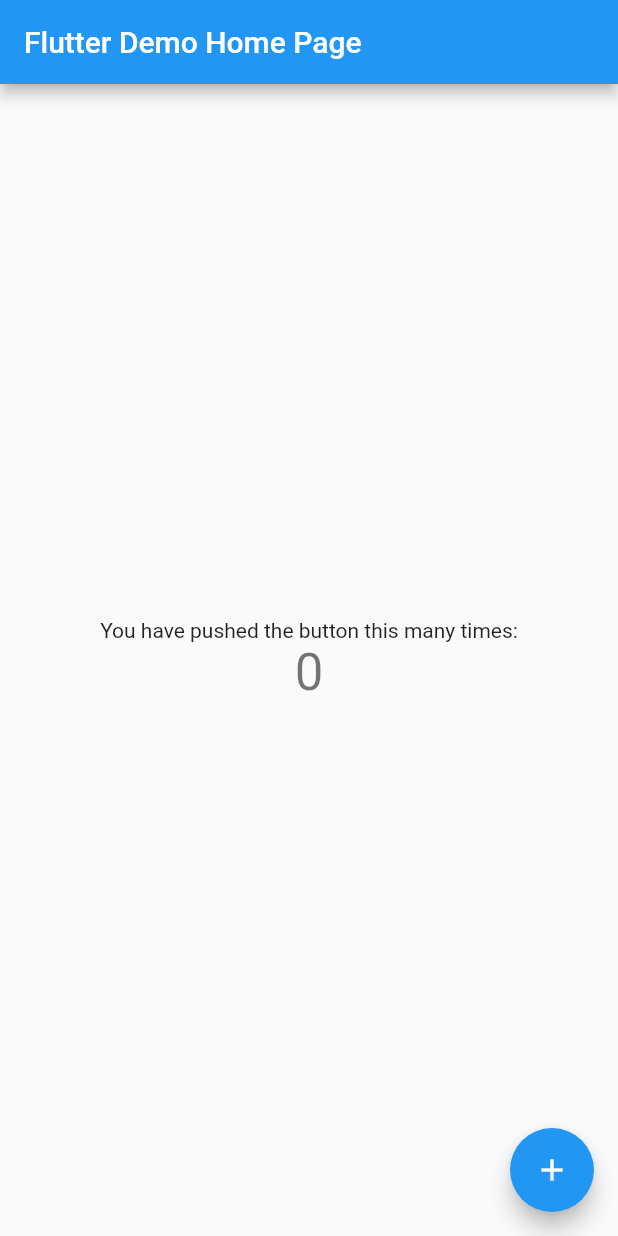
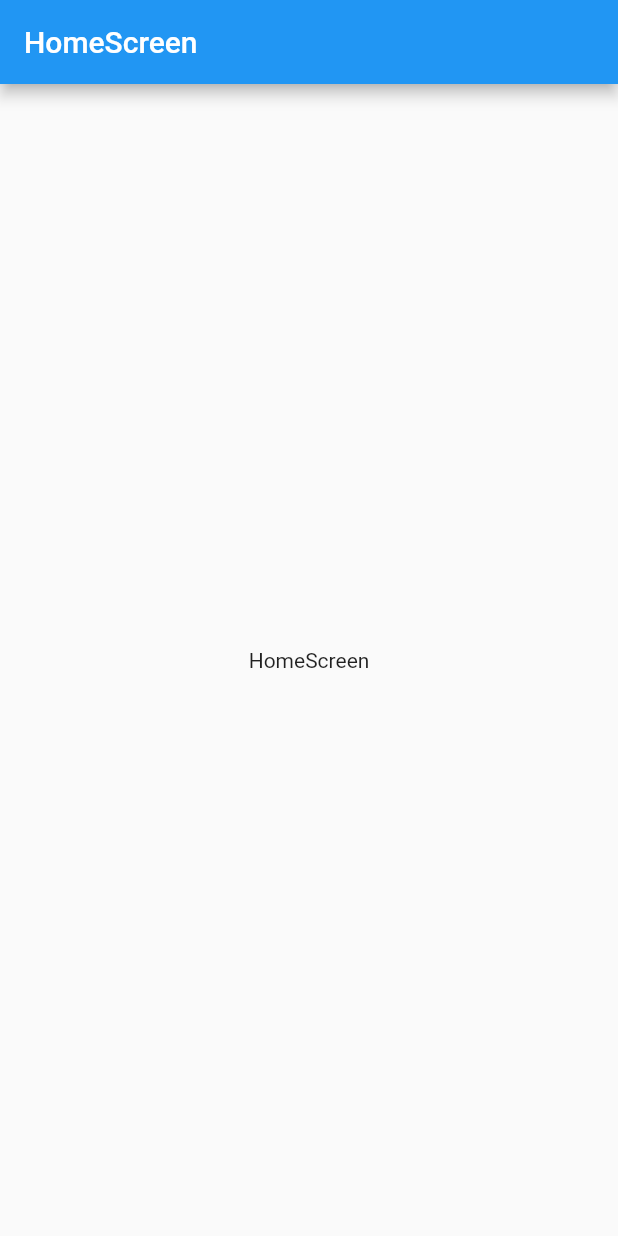
Before and after one commit to eivanphils/preferences-app, a Flutter app: the screen it shows after launch, on a phone screen of 412 x 824 dp. Run offline on Flutter 3.47's test engine with Material 2 defaults, Android fonts, the phone set to English and light mode, and no system bars.

Commit message:
Agregado screens de home y settings

```diff
--- a/lib/main.dart
+++ b/lib/main.dart
@@ -1,4 +1,6 @@
 import 'package:flutter/material.dart';
+
+import 'package:preferences_app/screens/screens.dart';
 
 void main() {
   runApp(const MyApp());
@@ -7,109 +9,16 @@ void main() {
 class MyApp extends StatelessWidget {
   const MyApp({Key? key}) : super(key: key);
 
-  // This widget is the root of your application.
   @override
   Widget build(BuildContext context) {
     return MaterialApp(
-      title: 'Flutter Demo',
-      theme: ThemeData(
-        // This is the theme of your application.
-        //
-        // Try running your application with "flutter run". You'll see the
-        // application has a blue toolbar. Then, without quitting the app, try
-        // changing the primarySwatch below to Colors.green and then invoke
-        // "hot reload" (press "r" in the console where you ran "flutter run",
-        // or simply save your changes to "hot reload" in a Flutter IDE).
-        // Notice that the counter didn't reset back to zero; the application
-        // is not restarted.
-        primarySwatch: Colors.blue,
-      ),
-      home: const MyHomePage(title: 'Flutter Demo Home Page'),
+      debugShowCheckedModeBanner: false,
+      title: 'Settings Apps',
+      initialRoute: HomeScreen.routeName,
+      routes: {
+        HomeScreen.routeName: (_) => const HomeScreen(),
+        Settings.routeName: (_) => const Settings(),
+      }
     );
   }
 }
-
-class MyHomePage extends StatefulWidget {
-  const MyHomePage({Key? key, required this.title}) : super(key: key);
-
-  // This widget is the home page of your application. It is stateful, meaning
-  // that it has a State object (defined below) that contains fields that affect
-  // how it looks.
-
-  // This class is the configuration for the state. It holds the values (in this
-  // case the title) provided by the parent (in this case the App widget) and
-  // used by the build method of the State. Fields in a Widget subclass are
-  // always marked "final".
-
-  final String title;
-
-  @override
-  State<MyHomePage> createState() => _MyHomePageState();
-}
-
-class _MyHomePageState extends State<MyHomePage> {
-  int _counter = 0;
-
-  void _incrementCounter() {
-    setState(() {
-      // This call to setState tells the Flutter framework that something has
-      // changed in this State, which causes it to rerun the build method below
-      // so that the display can reflect the updated values. If we changed
-      // _counter without calling setState(), then the build method would not be
-      // called again, and so nothing would appear to happen.
-      _counter++;
-    });
-  }
-
-  @override
-  Widget build(BuildContext context) {
-    // This method is rerun every time setState is called, for instance as done
-    // by the _incrementCounter method above.
-    //
-    // The Flutter framework has been optimized to make rerunning build methods
-    // fast, so that you can just rebuild anything that needs updating rather
-    // than having to individually change instances of widgets.
-    return Scaffold(
-      appBar: AppBar(
-        // Here we take the value from the MyHomePage object that was created by
-        // the App.build method, and use it to set our appbar title.
-        title: Text(widget.title),
-      ),
-      body: Center(
-        // Center is a layout widget. It takes a single child and positions it
-        // in the middle of the parent.
-        child: Column(
-          // Column is also a layout widget. It takes a list of children and
-          // arranges them vertically. By default, it sizes itself to fit its
-          // children horizontally, and tries to be as tall as its parent.
-          //
-          // Invoke "debug painting" (press "p" in the console, choose the
-          // "Toggle Debug Paint" action from the Flutter Inspector in Android
-          // Studio, or the "Toggle Debug Paint" command in Visual Studio Code)
-          // to see the wireframe for each widget.
-          //
-          // Column has various properties to control how it sizes itself and
-          // how it positions its children. Here we use mainAxisAlignment to
-          // center the children vertically; the main axis here is the vertical
-          // axis because Columns are vertical (the cross axis would be
-          // horizontal).
-          mainAxisAlignment: MainAxisAlignment.center,
-          children: <Widget>[
-            const Text(
-              'You have pushed the button this many times:',
-            ),
-            Text(
-              '$_counter',
-              style: Theme.of(context).textTheme.headline4,
-            ),
-          ],
-        ),
-      ),
-      floatingActionButton: FloatingActionButton(
-        onPressed: _incrementCounter,
-        tooltip: 'Increment',
-        child: const Icon(Icons.add),
-      ), // This trailing comma makes auto-formatting nicer for build methods.
-    );
-  }
-}
--- /dev/null
+++ b/lib/screens/home-screen.dart
@@ -0,0 +1,17 @@
+import 'package:flutter/material.dart';
+
+class HomeScreen extends StatelessWidget {
+  static const routeName = 'home';
+
+  const HomeScreen({Key? key}) : super(key: key);
+
+  @override
+  Widget build(BuildContext context) {
+    return Scaffold(
+      appBar: AppBar(
+        title: const Text('HomeScreen'),
+      ),
+      body: const Center(child: Text('HomeScreen')),
+    );
+  }
+}
--- /dev/null
+++ b/lib/screens/screens.dart
@@ -0,0 +1,2 @@
+export 'package:preferences_app/screens/home-screen.dart';
+export 'package:preferences_app/screens/settings-screen.dart';
--- /dev/null
+++ b/lib/screens/settings-screen.dart
@@ -0,0 +1,16 @@
+import 'package:flutter/material.dart';
+
+class Settings extends StatelessWidget {
+  static const routeName = 'settings';
+
+  const Settings({ Key? key }) : super(key: key);
+
+  @override
+  Widget build(BuildContext context) {
+    return Scaffold(
+      appBar: AppBar(
+        title: const Text('SettingsScreen'),
+      ),
+      body: const Center(child: Text('SettingsScreen')),
+    );  }
+}
```
